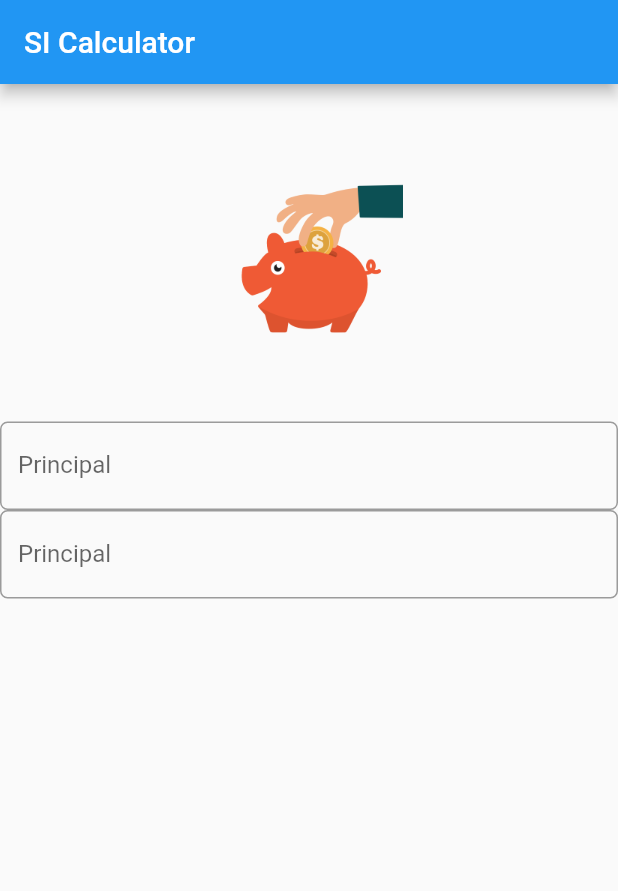
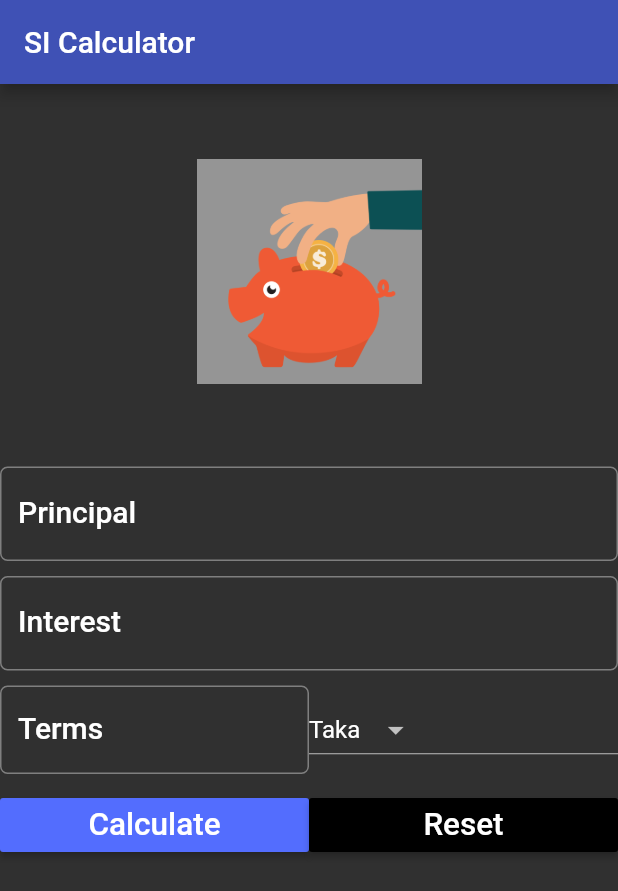
Before and after one commit to hridoymahmud71/flutter_simple_interest_calc, a Flutter app: the screen it shows after launch, on a phone screen of 412 x 824 dp. Shown: the top 891 px of the screen. Run offline on Flutter 3.47's test engine with Material 2 defaults, Android fonts, the phone set to English and light mode, and no system bars; missing offline and left inert: dart:ffi.

Commit message:
Thu, Nov 14, 2019  5:25:17 PM

```diff
--- a/lib/main.dart
+++ b/lib/main.dart
@@ -1,11 +1,17 @@
+import 'dart:ffi';
+
 import 'package:flutter/cupertino.dart';
 import 'package:flutter/material.dart';
 
 void main() {
   runApp(MaterialApp(
       title: "Simple Interest Calculator",
+      debugShowCheckedModeBanner: false,
       home: SI_Form(),
-  ));
+      theme: ThemeData(
+          brightness: Brightness.dark,
+          primaryColor: Colors.indigo,
+          accentColor: Colors.indigoAccent)));
 }
 
 class SI_Form extends StatefulWidget {
@@ -14,48 +20,175 @@ class SI_Form extends StatefulWidget {
 }
 
 class _SI_FormState extends State<SI_Form> {
-  var _currencies = ["Rupee", "Dollar", "Pound"];
+  var _currencies = ["Taka","Rupee", "Dollar", "Pound"];
+  var _currency = "";
+
   static const _minimumpadding = 5.0;
+
+  TextEditingController principalController = TextEditingController();
+  TextEditingController rateController = TextEditingController();
+  TextEditingController termController = TextEditingController();
+
+  var resultDisplay = "";
+
+  void setDefaultCurrency() {
+    this._currency =
+        this._currencies.isNotEmpty ? this._currencies[0] : "Unknown Currency";
+  }
+
+  @override
+  void initState() {
+    super.initState();
+    this.setDefaultCurrency();
+  }
 
   @override
   Widget build(BuildContext context) {
+    TextStyle textStyle = Theme.of(context).textTheme.title;
     return Scaffold(
+        resizeToAvoidBottomPadding: false,
         appBar: AppBar(title: Text("SI Calculator")),
         body: Container(
-          child: Column(
-            children: <Widget>[
+            child: ListView(children: <Widget>[
           getImageAsset(),
-              TextField(
-                keyboardType: TextInputType.numberWithOptions(
-                    decimal: true, signed: false),
+          Padding(
+            padding:
+                EdgeInsets.only(top: _minimumpadding, bottom: _minimumpadding),
+            child: TextField(
+              keyboardType:
+                  TextInputType.numberWithOptions(decimal: true, signed: false),
+              style: textStyle,
+              controller: principalController,
               decoration: InputDecoration(
                   labelText: "Principal",
                   hintText: "Enter the principal amount here (ex. 12000)",
+                  labelStyle: textStyle,
                   border: OutlineInputBorder(
                     borderRadius: BorderRadius.circular(5.0),
                   )),
             ),
-              TextField(
-                keyboardType: TextInputType.numberWithOptions(
-                    decimal: true, signed: false),
+          ),
+          Padding(
+            padding:
+                EdgeInsets.only(top: _minimumpadding, bottom: _minimumpadding),
+            child: TextField(
+              keyboardType:
+                  TextInputType.numberWithOptions(decimal: true, signed: false),
+              style: textStyle,
+              controller: rateController,
               decoration: InputDecoration(
-                    labelText: "Principal",
-                    hintText: "Enter the principal amount here (ex. 12000)",
+                  labelText: "Interest",
+                  hintText: "Enter the interest rate (ex. 11.5)",
+                  labelStyle: textStyle,
                   border: OutlineInputBorder(
                     borderRadius: BorderRadius.circular(5.0),
                   )),
-              )
+            ),
+          ),
+          Padding(
+            padding:
+                EdgeInsets.only(top: _minimumpadding, bottom: _minimumpadding),
+            child: Row(
+              children: <Widget>[
+                Expanded(
+                  child: TextField(
+                    keyboardType: TextInputType.numberWithOptions(
+                        decimal: false, signed: false),
+                    controller: termController,
+                    decoration: InputDecoration(
+                        labelText: "Terms",
+                        hintText: "Enter number of terms/year (ex. 3)",
+                        labelStyle: textStyle,
+                        border: OutlineInputBorder(
+                          borderRadius: BorderRadius.circular(5.0),
+                        )),
+                  ),
+                ),
+                Expanded(
+                  child: DropdownButton<String>(
+                      value: _currency,
+                      onChanged: (String newValue) {
+                        setState(() {
+                          _currency = newValue;
+                        });
+                      },
+                      items: _currencies.map((String value) {
+                        return DropdownMenuItem<String>(
+                            value: value, child: Text(value));
+                      }).toList()),
+                ),
               ],
             ),
-        ));
+          ),
+          Padding(
+            padding:
+                EdgeInsets.only(top: _minimumpadding, bottom: _minimumpadding),
+            child: Row(
+              children: <Widget>[
+                Expanded(
+                  child: RaisedButton(
+                    color: Theme.of(context).accentColor,
+                    child: Text("Calculate", textScaleFactor: 1.5),
+                    onPressed: () {
+                      setState(() {
+                        this.resultDisplay = calculateTotalReturns();
+                      });
+                    },
+                  ),
+                ),
+                Expanded(
+                  child: RaisedButton(
+                    color: Theme.of(context).primaryColorDark,
+                    child: Text("Reset", textScaleFactor: 1.5),
+                    onPressed: () {
+                      setState(() {
+                        _reset();
+                      });
+                    },
+                  ),
+                ),
+              ],
+            ),
+          ),
+          Padding(
+              padding: EdgeInsets.all(_minimumpadding * 2),
+              child: Text(
+                this.resultDisplay,
+                style: textStyle,
+              ))
+        ])));
   }
 
   Widget getImageAsset() {
     AssetImage assetImage = AssetImage("images/bank.png");
-    Image image =
-        Image(image: assetImage, width: 125.0, height: 125.0, fit: BoxFit.fill);
+    Image image = Image(image: assetImage, width: 150.0, height: 150.0);
 
     return Container(
         child: image, margin: EdgeInsets.all(_minimumpadding * 10.0));
   }
+
+  void _onDropDownCurrencySelect(givenValue) {
+    this._currency = givenValue;
   }
+
+  String calculateTotalReturns() {
+    return "After ${termController.text} years your return will be $_currency${calculatedReturn()}";
+  }
+
+  double calculatedReturn() {
+    double p = double.parse(principalController.text);
+    int n = int.parse(termController.text);
+    double r = double.parse(rateController.text);
+
+    double total = p + ((p * n * r) / 100);
+    return total;
+  }
+
+  void _reset() {
+    this.principalController.text = "";
+    this.termController.text = "";
+    this.rateController.text = "";
+    this.resultDisplay = "";
+    this.setDefaultCurrency();
+  }
+}
```
Also changed, not shown: 2 other files. Lines whose indentation alone changed are shown as unchanged.
